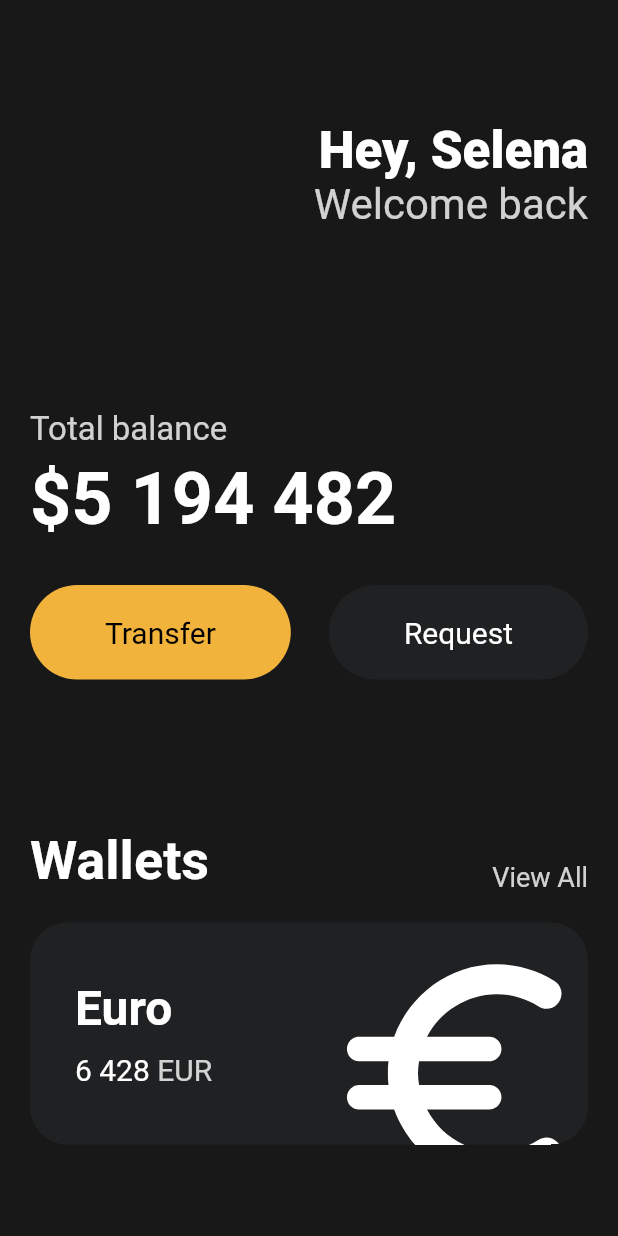
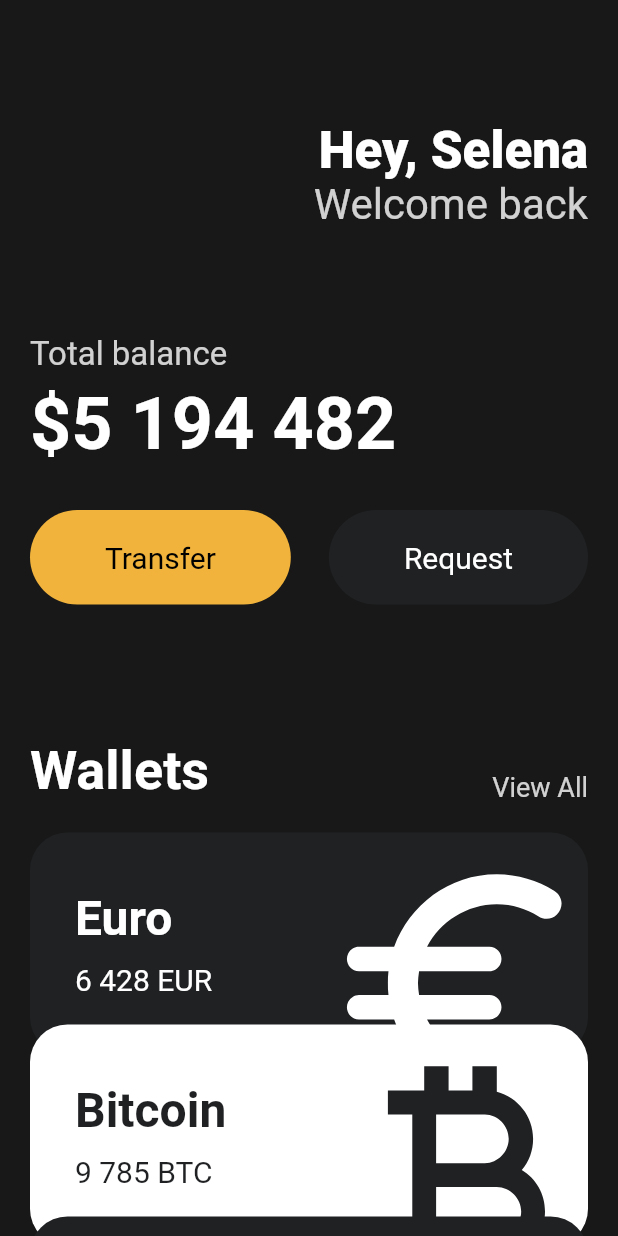
Before and after one commit to kisyam/dart_tour, a Flutter app: the screen it shows after launch, on a phone screen of 412 x 824 dp. Run offline on Flutter 3.47's test engine with Material 2 defaults, Android fonts, the phone set to English and light mode, and no system bars.

Commit message:
Reusable Cards

```diff
--- a/lib/main.dart
+++ b/lib/main.dart
@@ -1,5 +1,6 @@
 import 'package:flutter/material.dart';
 import 'package:toonflix/widgets/Button.dart';
+import 'package:toonflix/widgets/currency_card.dart';
 
 void main() {
   runApp(const App());
@@ -13,7 +14,8 @@ class App extends StatelessWidget {
     return MaterialApp(
       home: Scaffold(
           backgroundColor: const Color(0xFF181818),
-          body: Padding(
+          body: SingleChildScrollView(
+            child: Padding(
               padding: const EdgeInsets.symmetric(horizontal: 20),
               child: Column(
                 crossAxisAlignment: CrossAxisAlignment.start,
@@ -47,7 +49,7 @@ class App extends StatelessWidget {
                     ],
                   ),
                   const SizedBox(
-                  height: 120,
+                    height: 70,
                   ),
                   Text(
                     'Total balance',
@@ -84,7 +86,7 @@ class App extends StatelessWidget {
                     ],
                   ),
                   const SizedBox(
-                  height: 100,
+                    height: 90,
                   ),
                   Row(
                     crossAxisAlignment: CrossAxisAlignment.end,
@@ -108,70 +110,35 @@ class App extends StatelessWidget {
                   const SizedBox(
                     height: 20,
                   ),
-                Container(
-                  clipBehavior: Clip.hardEdge,
-                  decoration: BoxDecoration(
-                    color: const Color(0xFF1F2123),
-                    borderRadius: BorderRadius.circular(25),
+                  const CurrencyCard(
+                    name: 'Euro',
+                    code: 'EUR',
+                    amount: '6 428',
+                    icon: Icons.euro_rounded,
+                    isInverted: false,
                   ),
-                  child: Padding(
-                    padding: const EdgeInsets.all(30),
-                    child: Row(
-                      mainAxisAlignment: MainAxisAlignment.spaceBetween,
-                      children: [
-                        Column(
-                          crossAxisAlignment: CrossAxisAlignment.start,
-                          children: [
-                            const Text(
-                              'Euro',
-                              style: TextStyle(
-                                color: Colors.white,
-                                fontSize: 32,
-                                fontWeight: FontWeight.w600,
+                  Transform.translate(
+                    offset: const Offset(0, -20),
+                    child: const CurrencyCard(
+                      name: 'Bitcoin',
+                      code: 'BTC',
+                      amount: '9 785',
+                      icon: Icons.currency_bitcoin,
+                      isInverted: true,
                     ),
                   ),
-                            const SizedBox(
-                              height: 10,
-                            ),
-                            Row(
-                              children: [
-                                const Text(
-                                  '6 428',
-                                  style: TextStyle(
-                                    color: Colors.white,
-                                    fontSize: 20,
-                                  ),
-                                ),
-                                const SizedBox(
-                                  width: 5,
-                                ),
-                                Text(
-                                  'EUR',
-                                  style: TextStyle(
-                                    color: Colors.white.withOpacity(0.8),
-                                    fontSize: 20,
+                  Transform.translate(
+                    offset: const Offset(0, -40),
+                    child: const CurrencyCard(
+                      name: 'Dollar',
+                      code: 'USD',
+                      amount: '428',
+                      icon: Icons.attach_money_outlined,
+                      isInverted: false,
                     ),
                   ),
                 ],
-                            )
-                          ],
               ),
-                        Transform.scale(
-                          scale: 2.2,
-                          child: Transform.translate(
-                            offset: const Offset(-5, 12),
-                            child: const Icon(
-                              Icons.euro_rounded,
-                              color: Colors.white,
-                              size: 88,
-                            ),
-                          ),
-                        )
-                      ],
-                    ),
-                  ),
-                ),
-              ],
             ),
           )),
     );
--- /dev/null
+++ b/lib/widgets/currency_card.dart
@@ -0,0 +1,85 @@
+import 'package:flutter/material.dart';
+
+class CurrencyCard extends StatelessWidget {
+  final String name, code, amount;
+  final IconData icon;
+  final bool isInverted;
+
+  final _blackColor = const Color(0xFF1F2123);
+
+  const CurrencyCard({
+    super.key,
+    required this.name,
+    required this.code,
+    required this.amount,
+    required this.icon,
+    required this.isInverted,
+  });
+
+  @override
+  Widget build(BuildContext context) {
+    return Container(
+      clipBehavior: Clip.hardEdge,
+      decoration: BoxDecoration(
+        color: isInverted ? Colors.white : _blackColor,
+        borderRadius: BorderRadius.circular(25),
+      ),
+      child: Padding(
+        padding: const EdgeInsets.all(30),
+        child: Row(
+          mainAxisAlignment: MainAxisAlignment.spaceBetween,
+          children: [
+            Column(
+              crossAxisAlignment: CrossAxisAlignment.start,
+              children: [
+                Text(
+                  name,
+                  style: TextStyle(
+                    color: isInverted ? _blackColor : Colors.white,
+                    fontSize: 32,
+                    fontWeight: FontWeight.w600,
+                  ),
+                ),
+                const SizedBox(
+                  height: 10,
+                ),
+                Row(
+                  children: [
+                    Text(
+                      amount,
+                      style: TextStyle(
+                        color: isInverted ? _blackColor : Colors.white,
+                        fontSize: 20,
+                      ),
+                    ),
+                    const SizedBox(
+                      width: 5,
+                    ),
+                    Text(
+                      code,
+                      style: TextStyle(
+                        color: isInverted ? _blackColor : Colors.white,
+                        fontSize: 20,
+                      ),
+                    ),
+                  ],
+                )
+              ],
+            ),
+            Transform.scale(
+              scale: 2.2,
+              child: Transform.translate(
+                offset: const Offset(-5, 12),
+                child: Icon(
+                  icon,
+                  color: isInverted ? _blackColor : Colors.white,
+                  size: 88,
+                ),
+              ),
+            )
+          ],
+        ),
+      ),
+    );
+  }
+}
```
Lines whose indentation alone changed are shown as unchanged.
